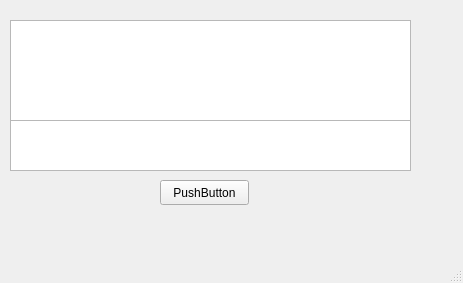
First picture: the form in easyssh/maincmd.ui, repository orange2c/easyssh, before the edit.
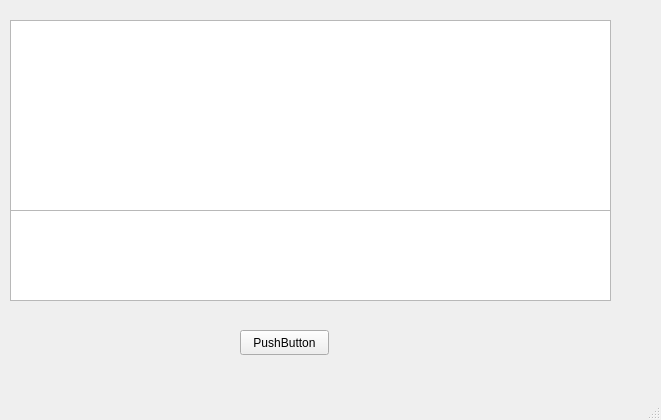
Second picture: the form after the edit.

Commit message: 测试完成，可以实现交互式ssh，后续等待补全窗口的逻辑

Diff of the .ui file:
```diff
--- a/easyssh/maincmd.ui
+++ b/easyssh/maincmd.ui
@@ -6,8 +6,8 @@
    <rect>
     <x>0</x>
     <y>0</y>
-    <width>463</width>
-    <height>283</height>
+    <width>661</width>
+    <height>420</height>
    </rect>
   </property>
   <property name="windowTitle">
@@ -17,8 +17,8 @@
    <widget class="QPushButton" name="pushButton">
     <property name="geometry">
      <rect>
-      <x>160</x>
-      <y>180</y>
+      <x>240</x>
+      <y>330</y>
       <width>89</width>
       <height>25</height>
      </rect>
@@ -31,9 +31,9 @@
     <property name="geometry">
      <rect>
       <x>10</x>
-      <y>120</y>
-      <width>401</width>
-      <height>51</height>
+      <y>210</y>
+      <width>601</width>
+      <height>91</height>
      </rect>
     </property>
    </widget>
@@ -42,10 +42,13 @@
      <rect>
       <x>10</x>
       <y>20</y>
-      <width>401</width>
-      <height>101</height>
+      <width>601</width>
+      <height>191</height>
      </rect>
     </property>
+    <property name="autoFillBackground">
+     <bool>true</bool>
+    </property>
    </widget>
   </widget>
   <widget class="QMenuBar" name="menubar">
```
Left out of the diff: 6 changed lines with no effect on the pictures. The commit also changes 6 other files.
